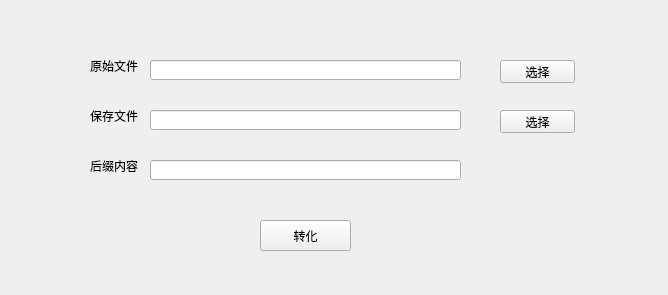
Old version of the form FileChange/mainwindow.ui in the repository ChinaClever/FileChange.
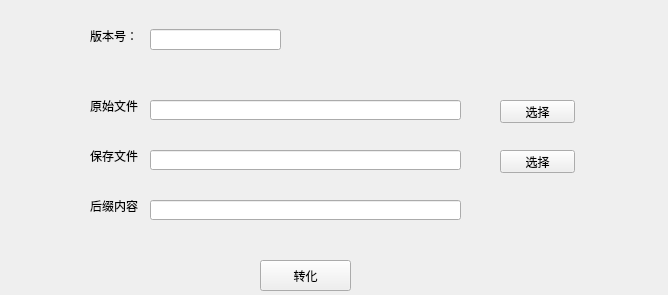
New version of the form.

```diff
--- a/FileChange/mainwindow.ui
+++ b/FileChange/mainwindow.ui
@@ -18,7 +18,7 @@
     <property name="geometry">
      <rect>
       <x>150</x>
-      <y>60</y>
+      <y>100</y>
       <width>311</width>
       <height>20</height>
      </rect>
@@ -28,7 +28,7 @@
     <property name="geometry">
      <rect>
       <x>90</x>
-      <y>60</y>
+      <y>100</y>
       <width>54</width>
       <height>12</height>
      </rect>
@@ -41,7 +41,7 @@
     <property name="geometry">
      <rect>
       <x>500</x>
-      <y>60</y>
+      <y>100</y>
       <width>75</width>
       <height>23</height>
      </rect>
@@ -54,7 +54,7 @@
     <property name="geometry">
      <rect>
       <x>90</x>
-      <y>110</y>
+      <y>150</y>
       <width>54</width>
       <height>12</height>
      </rect>
@@ -67,7 +67,7 @@
     <property name="geometry">
      <rect>
       <x>150</x>
-      <y>110</y>
+      <y>150</y>
       <width>311</width>
       <height>20</height>
      </rect>
@@ -77,7 +77,7 @@
     <property name="geometry">
      <rect>
       <x>500</x>
-      <y>110</y>
+      <y>150</y>
       <width>75</width>
       <height>23</height>
      </rect>
@@ -90,7 +90,7 @@
     <property name="geometry">
      <rect>
       <x>150</x>
-      <y>160</y>
+      <y>200</y>
       <width>311</width>
       <height>20</height>
      </rect>
@@ -103,7 +103,7 @@
     <property name="geometry">
      <rect>
       <x>90</x>
-      <y>160</y>
+      <y>200</y>
       <width>54</width>
       <height>12</height>
      </rect>
@@ -116,7 +116,7 @@
     <property name="geometry">
      <rect>
       <x>260</x>
-      <y>220</y>
+      <y>260</y>
       <width>91</width>
       <height>31</height>
      </rect>
@@ -125,6 +125,29 @@
      <string>转化</string>
     </property>
    </widget>
+   <widget class="QLabel" name="label_3">
+    <property name="geometry">
+     <rect>
+      <x>90</x>
+      <y>20</y>
+      <width>61</width>
+      <height>31</height>
+     </rect>
+    </property>
+    <property name="text">
+     <string>版本号：</string>
+    </property>
+   </widget>
+   <widget class="QLineEdit" name="sVersionEdit">
+    <property name="geometry">
+     <rect>
+      <x>150</x>
+      <y>29</y>
+      <width>131</width>
+      <height>21</height>
+     </rect>
+    </property>
+   </widget>
   </widget>
  </widget>
  <resources/>
```
Left out of the diff: 2 changed lines with no effect on the pictures.
